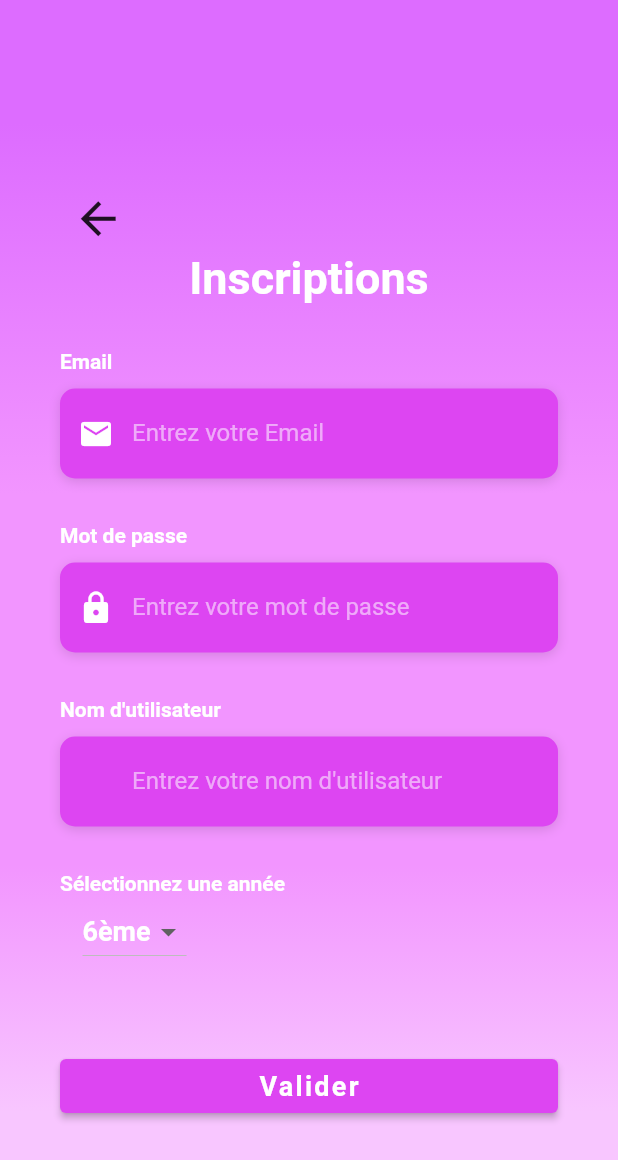
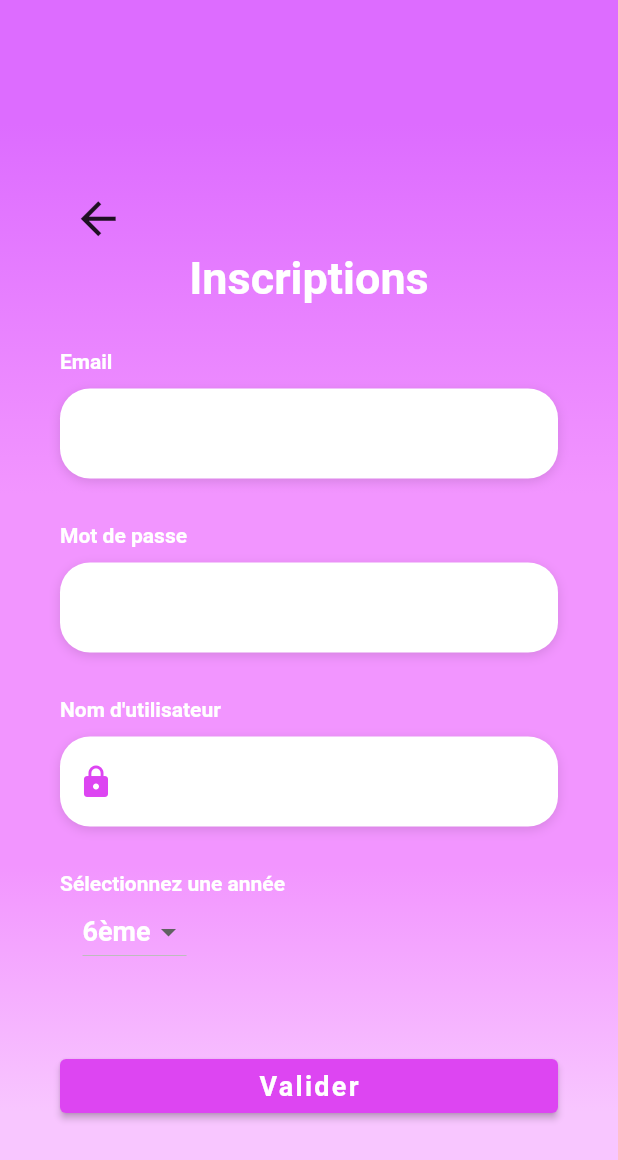
Before and after one commit to MathieuLebrun/mds_projet, a Flutter app: the screen it shows after launch, after a tap on "S'inscrire", on a phone screen of 412 x 824 dp. Shown: the top 1160 px of the screen. Run offline on Flutter 3.47's test engine with Material 2 defaults, Android fonts, the phone set to English and light mode, and no system bars; our stand-ins replace firebase_auth, font_awesome_flutter, google_fonts, shared_preferences, video_player; missing offline and left inert: api_cache_manager, model_viewer_plus; accounts and stored records are empty; network calls fail; Roboto replaces fonts that are missing (OpenSans); project files that could hold a hidden picture were left out.

Commit message:
Front/AcceuilScreen

```diff
--- a/mds_project/lib/utilities/constant.dart
+++ b/mds_project/lib/utilities/constant.dart
@@ -12,8 +12,8 @@
 );
 
 final kBoxDecorationStyle = BoxDecoration(
-  color: const Color(0xFFDD45F2),
-  borderRadius: BorderRadius.circular(10.0),
+  color: const Color(0xFFFFFFFF),
+  borderRadius: BorderRadius.circular(20.0),
   boxShadow: [
     BoxShadow(
       color: Colors.black12,
--- a/mds_project/lib/views/accueilScreen.dart
+++ b/mds_project/lib/views/accueilScreen.dart
@@ -51,7 +51,7 @@
             ),
             Container(
               margin: EdgeInsets.fromLTRB(40, 0, 40, 0),
-              padding: EdgeInsets.only(bottom: 50),
+              padding: EdgeInsets.only(bottom: 20),
               decoration: BoxDecoration(
                 border:
                     Border(bottom: BorderSide(color: Colors.black, width: 2)),
@@ -94,8 +94,8 @@
                   // elevation: MaterialStateProperty.all(3),
                   shadowColor: Colors.transparent,
                 ),
-                child: Center(
-                  child: const Text("S'inscrire",
+                child: const Center(
+                  child: Text("S'inscrire",
                       style: TextStyle(
                           color: Colors.white,
                           fontSize: 25,
@@ -103,7 +103,7 @@
                 ),
               ),
             ),
-            const SizedBox(height: 50),
+            const SizedBox(height: 10),
             ElevatedButton(
               onPressed: () {
                 Navigator.push(
@@ -122,8 +122,8 @@
                 // elevation: MaterialStateProperty.all(3),
                 shadowColor: Colors.transparent,
               ),
-              child: Center(
-                child: const Text("Se connecter",
+              child: const Center(
+                child: Text("Se connecter",
                     style: TextStyle(
                         color: Colors.white,
                         fontSize: 25,
```
